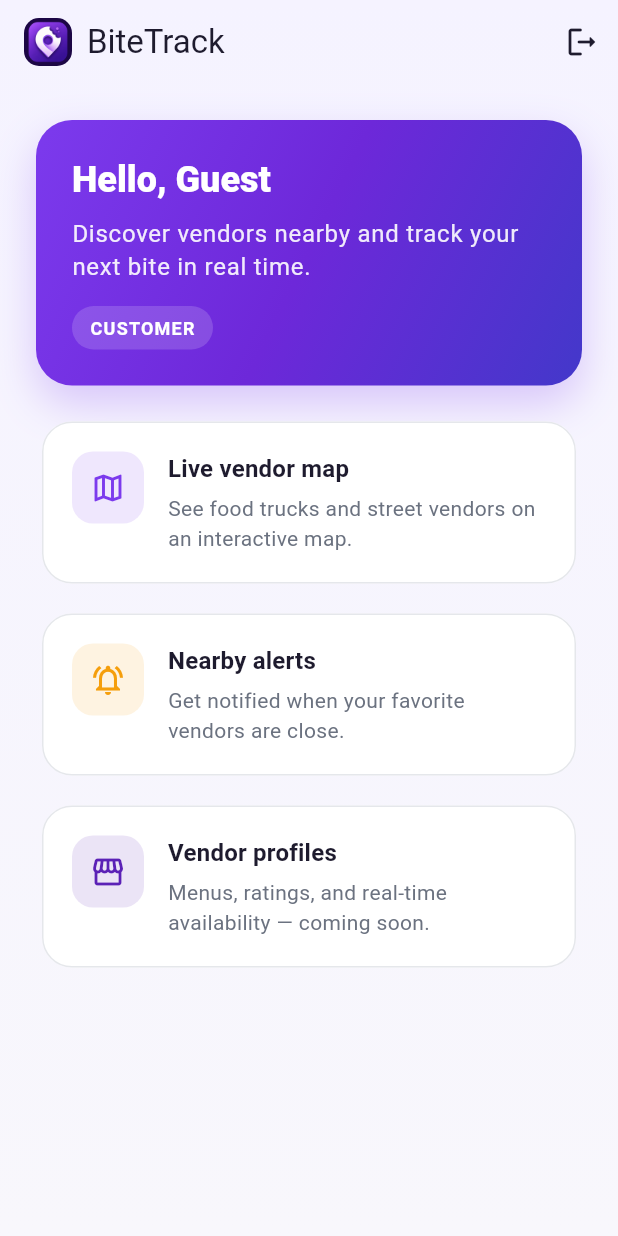
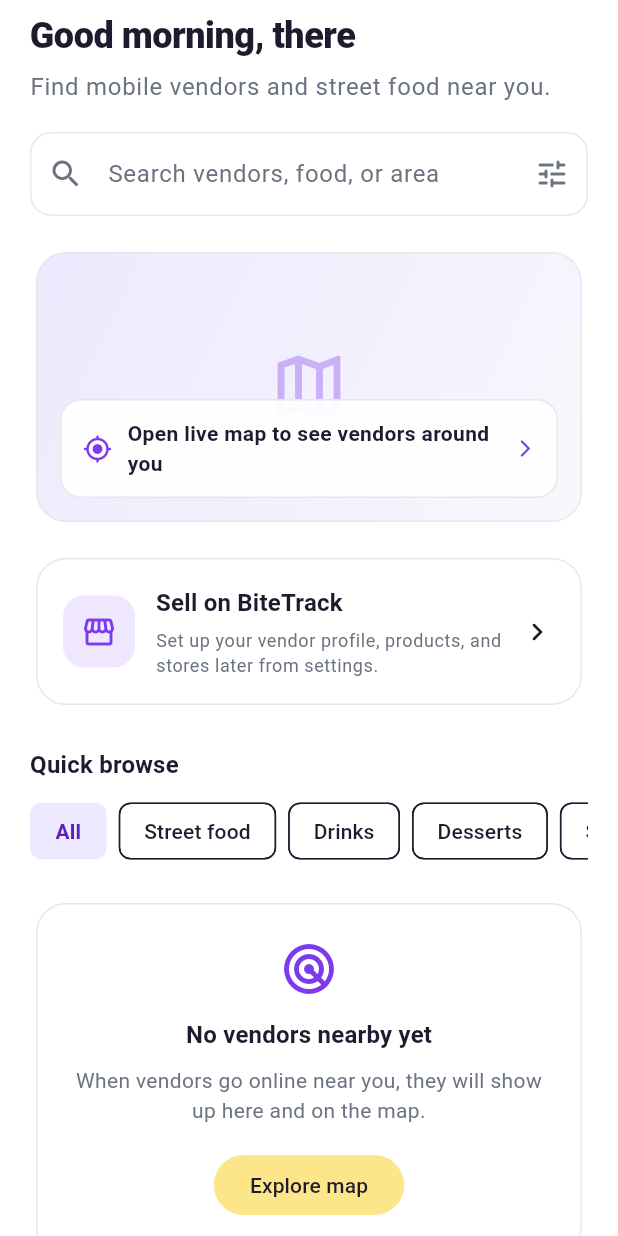
Before and after one commit to jamessarona/bitetrack-mobile, a Flutter app: the HomePage screen opened by its route, on a phone screen of 412 x 824 dp. Run offline on Flutter 3.47's test engine with Material 3 defaults, Android fonts, the phone set to English and light mode, and no system bars; our stand-ins replace bloc, dio, equatable, flutter_bloc, flutter_dotenv, get_it and 5 more; accounts and stored records are empty.

Commit message:
feat(home): redesign discover home screen
Modernize the home layout with clearer vendor discovery entry points.

Co-authored-by: Cursor <cursoragent@cursor.com>

```diff
--- a/lib/features/home/presentation/pages/home_page.dart
+++ b/lib/features/home/presentation/pages/home_page.dart
@@ -8,135 +8,176 @@ class HomePage extends StatelessWidget {
 
   @override
   Widget build(BuildContext context) {
-    return Scaffold(
-      body: DecoratedBox(
-        decoration: const BoxDecoration(gradient: AppColors.softGradient),
-        child: SafeArea(
-          child: BlocBuilder<AuthBloc, AuthState>(
+    final colorScheme = Theme.of(context).colorScheme;
+    final isDark = Theme.of(context).brightness == Brightness.dark;
+
+    return BlocBuilder<AuthBloc, AuthState>(
       builder: (context, state) {
         final user = state is AuthAuthenticated ? state.user : null;
-              final name = user?.displayName ?? 'Guest';
-              final role = user?.role.name ?? 'customer';
+        final greeting = _greetingFor(DateTime.now());
+        final name = user?.firstName?.isNotEmpty == true
+            ? user!.firstName!
+            : user?.displayName ?? 'there';
 
-              return CustomScrollView(
-                slivers: [
-                  SliverAppBar(
-                    floating: true,
-                    backgroundColor: Colors.transparent,
-                    title: Row(
+        return ListView(
+          padding: const EdgeInsets.fromLTRB(20, 8, 20, 32),
           children: [
-                        ClipRRect(
-                          borderRadius: BorderRadius.circular(10),
-                          child: Image.asset(
-                            'assets/images/logo.png',
-                            width: 32,
-                            height: 32,
-                            fit: BoxFit.cover,
-                            errorBuilder: (_, __, ___) => Container(
-                              width: 32,
-                              height: 32,
-                              decoration: const BoxDecoration(
-                                gradient: AppColors.brandGradient,
+            Text(
+              '$greeting, $name',
+              style: Theme.of(context).textTheme.headlineSmall?.copyWith(
+                    fontWeight: FontWeight.w800,
+                    letterSpacing: -0.3,
                   ),
-                              child: const Icon(Icons.location_on, color: Colors.white, size: 18),
+            ),
+            const SizedBox(height: 6),
+            Text(
+              'Find mobile vendors and street food near you.',
+              style: Theme.of(context).textTheme.bodyLarge?.copyWith(
+                    color: colorScheme.onSurfaceVariant,
+                    height: 1.4,
+                  ),
+            ),
+            const SizedBox(height: 20),
+            TextField(
+              readOnly: true,
+              onTap: () {
+                ScaffoldMessenger.of(context).showSnackBar(
+                  const SnackBar(content: Text('Search is coming soon')),
+                );
+              },
+              decoration: InputDecoration(
+                hintText: 'Search vendors, food, or area',
+                prefixIcon: const Icon(Icons.search_rounded),
+                suffixIcon: IconButton(
+                  onPressed: () {},
+                  icon: const Icon(Icons.tune_rounded),
                 ),
               ),
             ),
-                        const SizedBox(width: 10),
-                        const Text('BiteTrack'),
+            const SizedBox(height: 20),
+            _MapPreviewCard(isDark: isDark),
+            const SizedBox(height: 16),
+            _VendorSetupCard(
+              onTap: () {
+                ScaffoldMessenger.of(context).showSnackBar(
+                  const SnackBar(
+                    content: Text('Vendor onboarding is coming soon'),
+                  ),
+                );
+              },
+            ),
+            const SizedBox(height: 24),
+            Text(
+              'Quick browse',
+              style: Theme.of(context).textTheme.titleMedium?.copyWith(
+                    fontWeight: FontWeight.w700,
+                  ),
+            ),
+            const SizedBox(height: 12),
+            SizedBox(
+              height: 40,
+              child: ListView(
+                scrollDirection: Axis.horizontal,
+                children: const [
+                  _CategoryChip(label: 'All', selected: true),
+                  _CategoryChip(label: 'Street food'),
+                  _CategoryChip(label: 'Drinks'),
+                  _CategoryChip(label: 'Desserts'),
+                  _CategoryChip(label: 'Snacks'),
                 ],
               ),
-                    actions: [
-                      IconButton(
-                        tooltip: 'Sign out',
-                        icon: const Icon(Icons.logout_rounded),
-                        onPressed: () =>
-                            context.read<AuthBloc>().add(const AuthLogoutRequested()),
+            ),
+            const SizedBox(height: 24),
+            _EmptyNearbyState(
+              onExplore: () {
+                ScaffoldMessenger.of(context).showSnackBar(
+                  const SnackBar(content: Text('Live map is coming soon')),
+                );
+              },
             ),
           ],
-                  ),
-                  SliverPadding(
-                    padding: const EdgeInsets.all(24),
-                    sliver: SliverList(
-                      delegate: SliverChildListDelegate([
-                        Container(
-                          padding: const EdgeInsets.all(24),
+        );
+      },
+    );
+  }
+
+  String _greetingFor(DateTime now) {
+    final hour = now.hour;
+    if (hour < 12) return 'Good morning';
+    if (hour < 17) return 'Good afternoon';
+    return 'Good evening';
+  }
+}
+
+class _MapPreviewCard extends StatelessWidget {
+  const _MapPreviewCard({required this.isDark});
+
+  final bool isDark;
+
+  @override
+  Widget build(BuildContext context) {
+    final colorScheme = Theme.of(context).colorScheme;
+
+    return Card(
+      clipBehavior: Clip.antiAlias,
+      child: InkWell(
+        onTap: () {
+          ScaffoldMessenger.of(context).showSnackBar(
+            const SnackBar(content: Text('Live map is coming soon')),
+          );
+        },
+        child: SizedBox(
+          height: 180,
+          child: Stack(
+            fit: StackFit.expand,
+            children: [
+              DecoratedBox(
                 decoration: BoxDecoration(
-                            gradient: AppColors.brandGradient,
-                            borderRadius: BorderRadius.circular(24),
-                            boxShadow: [
-                              BoxShadow(
-                                color: AppColors.primary.withOpacity(0.25),
-                                blurRadius: 24,
-                                offset: const Offset(0, 12),
-                              ),
-                            ],
-                          ),
-                          child: Column(
-                            crossAxisAlignment: CrossAxisAlignment.start,
-                            children: [
-                              Text(
-                                'Hello, $name',
-                                style: Theme.of(context).textTheme.headlineSmall?.copyWith(
-                                      color: Colors.white,
-                                      fontWeight: FontWeight.w800,
+                  gradient: LinearGradient(
+                    begin: Alignment.topLeft,
+                    end: Alignment.bottomRight,
+                    colors: isDark
+                        ? [AppDarkColors.surfaceMuted, AppDarkColors.background]
+                        : [const Color(0xFFEDE9FE), AppColors.background],
                   ),
                 ),
-                              const SizedBox(height: 8),
-                              Text(
-                                'Discover vendors nearby and track your next bite in real time.',
-                                style: Theme.of(context).textTheme.bodyLarge?.copyWith(
-                                      color: Colors.white.withOpacity(0.9),
-                                      height: 1.4,
+              ),
+              Center(
+                child: Icon(
+                  Icons.map_outlined,
+                  size: 56,
+                  color: colorScheme.primary.withValues(alpha: 0.35),
                 ),
               ),
-                              const SizedBox(height: 16),
-                              Container(
-                                padding: const EdgeInsets.symmetric(horizontal: 12, vertical: 6),
+              Positioned(
+                left: 16,
+                right: 16,
+                bottom: 16,
+                child: Container(
+                  padding: const EdgeInsets.symmetric(horizontal: 14, vertical: 12),
                   decoration: BoxDecoration(
-                                  color: Colors.white.withOpacity(0.16),
-                                  borderRadius: BorderRadius.circular(999),
+                    color: colorScheme.surface.withValues(alpha: 0.94),
+                    borderRadius: BorderRadius.circular(14),
+                    border: Border.all(color: colorScheme.outline),
                   ),
+                  child: Row(
+                    children: [
+                      Icon(Icons.my_location_rounded, color: colorScheme.primary, size: 20),
+                      const SizedBox(width: 10),
+                      Expanded(
                         child: Text(
-                                  role.toUpperCase(),
-                                  style: const TextStyle(
-                                    color: Colors.white,
+                          'Open live map to see vendors around you',
+                          style: Theme.of(context).textTheme.bodyMedium?.copyWith(
                                 fontWeight: FontWeight.w600,
-                                    fontSize: 12,
-                                    letterSpacing: 0.8,
+                              ),
+                        ),
+                      ),
+                      Icon(Icons.arrow_forward_ios_rounded, size: 14, color: colorScheme.primary),
+                    ],
                   ),
                 ),
               ),
             ],
-                          ),
-                        ),
-                        const SizedBox(height: 20),
-                        _FeatureCard(
-                          icon: Icons.map_outlined,
-                          title: 'Live vendor map',
-                          subtitle: 'See food trucks and street vendors on an interactive map.',
-                          accent: AppColors.primary,
-                        ),
-                        const SizedBox(height: 12),
-                        _FeatureCard(
-                          icon: Icons.notifications_active_outlined,
-                          title: 'Nearby alerts',
-                          subtitle: 'Get notified when your favorite vendors are close.',
-                          accent: AppColors.secondary,
-                        ),
-                        const SizedBox(height: 12),
-                        _FeatureCard(
-                          icon: Icons.storefront_outlined,
-                          title: 'Vendor profiles',
-                          subtitle: 'Menus, ratings, and real-time availability — coming soon.',
-                          accent: AppColors.primaryDark,
-                        ),
-                      ]),
-                    ),
-                  ),
-                ],
-              );
-            },
           ),
         ),
       ),
@@ -144,57 +185,126 @@ class HomePage extends StatelessWidget {
   }
 }
 
-class _FeatureCard extends StatelessWidget {
-  const _FeatureCard({
-    required this.icon,
-    required this.title,
-    required this.subtitle,
-    required this.accent,
-  });
+class _VendorSetupCard extends StatelessWidget {
+  const _VendorSetupCard({required this.onTap});
 
-  final IconData icon;
-  final String title;
-  final String subtitle;
-  final Color accent;
+  final VoidCallback onTap;
 
   @override
   Widget build(BuildContext context) {
     return Card(
+      child: InkWell(
+        onTap: onTap,
+        borderRadius: BorderRadius.circular(20),
         child: Padding(
-        padding: const EdgeInsets.all(20),
+          padding: const EdgeInsets.all(18),
           child: Row(
-          crossAxisAlignment: CrossAxisAlignment.start,
             children: [
               Container(
                 width: 48,
                 height: 48,
                 decoration: BoxDecoration(
-                color: accent.withOpacity(0.12),
+                  color: Theme.of(context).colorScheme.primary.withValues(alpha: 0.12),
                   borderRadius: BorderRadius.circular(14),
                 ),
-              child: Icon(icon, color: accent),
+                child: Icon(
+                  Icons.storefront_outlined,
+                  color: Theme.of(context).colorScheme.primary,
                 ),
-            const SizedBox(width: 16),
+              ),
+              const SizedBox(width: 14),
               Expanded(
                 child: Column(
                   crossAxisAlignment: CrossAxisAlignment.start,
                   children: [
                     Text(
-                    title,
+                      'Sell on BiteTrack',
                       style: Theme.of(context).textTheme.titleMedium?.copyWith(
                             fontWeight: FontWeight.w700,
                           ),
                     ),
                     const SizedBox(height: 4),
                     Text(
-                    subtitle,
-                    style: Theme.of(context).textTheme.bodyMedium?.copyWith(
-                          color: AppColors.textSecondary,
+                      'Set up your vendor profile, products, and stores later from settings.',
+                      style: Theme.of(context).textTheme.bodySmall?.copyWith(
+                            color: Theme.of(context).colorScheme.onSurfaceVariant,
                             height: 1.4,
                           ),
                     ),
                   ],
                 ),
+              ),
+              const Icon(Icons.chevron_right_rounded),
+            ],
+          ),
+        ),
+      ),
+    );
+  }
+}
+
+class _CategoryChip extends StatelessWidget {
+  const _CategoryChip({required this.label, this.selected = false});
+
+  final String label;
+  final bool selected;
+
+  @override
+  Widget build(BuildContext context) {
+    final colorScheme = Theme.of(context).colorScheme;
+
+    return Padding(
+      padding: const EdgeInsets.only(right: 8),
+      child: FilterChip(
+        label: Text(label),
+        selected: selected,
+        onSelected: (_) {},
+        showCheckmark: false,
+        selectedColor: colorScheme.primaryContainer,
+        labelStyle: TextStyle(
+          fontWeight: selected ? FontWeight.w700 : FontWeight.w500,
+          color: selected ? colorScheme.onPrimaryContainer : colorScheme.onSurface,
+        ),
+      ),
+    );
+  }
+}
+
+class _EmptyNearbyState extends StatelessWidget {
+  const _EmptyNearbyState({required this.onExplore});
+
+  final VoidCallback onExplore;
+
+  @override
+  Widget build(BuildContext context) {
+    final colorScheme = Theme.of(context).colorScheme;
+
+    return Card(
+      child: Padding(
+        padding: const EdgeInsets.all(24),
+        child: Column(
+          children: [
+            Icon(Icons.radar_rounded, size: 40, color: colorScheme.primary),
+            const SizedBox(height: 12),
+            Text(
+              'No vendors nearby yet',
+              style: Theme.of(context).textTheme.titleMedium?.copyWith(
+                    fontWeight: FontWeight.w700,
+                  ),
+            ),
+            const SizedBox(height: 8),
+            Text(
+              'When vendors go online near you, they will show up here and on the map.',
+              textAlign: TextAlign.center,
+              style: Theme.of(context).textTheme.bodyMedium?.copyWith(
+                    color: colorScheme.onSurfaceVariant,
+                    height: 1.45,
+                  ),
+            ),
+            const SizedBox(height: 16),
+            FilledButton.tonal(
+              onPressed: onExplore,
+              child: const Text('Explore map'),
             ),
           ],
         ),
```
Lines whose indentation alone changed are shown as unchanged.
